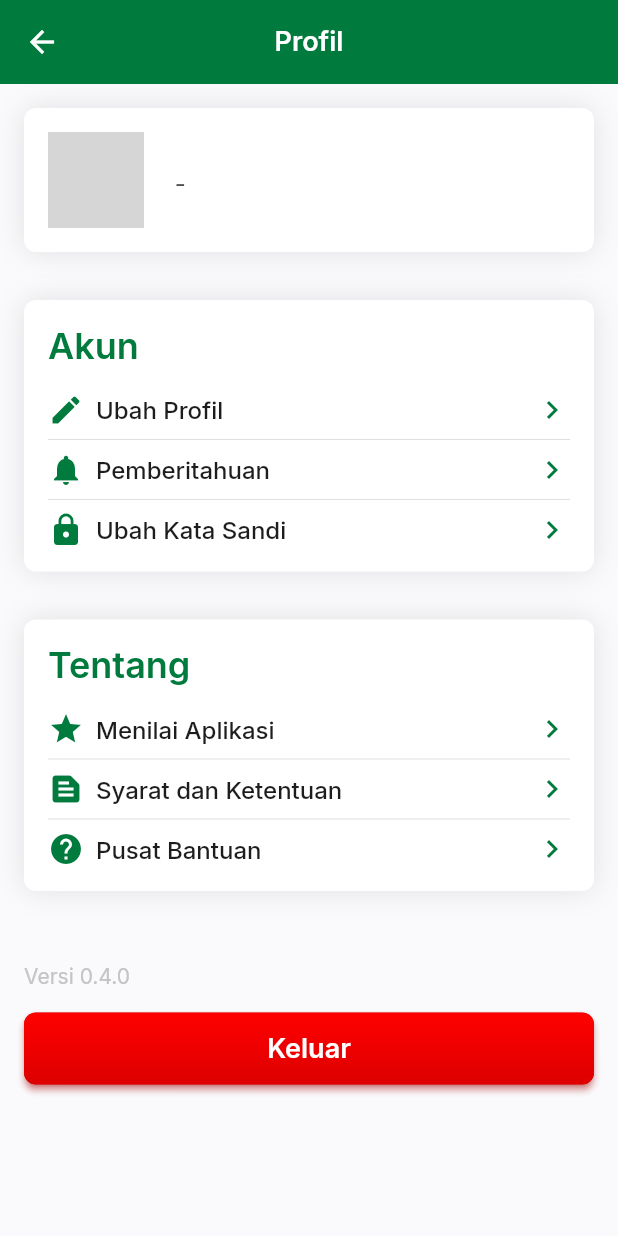
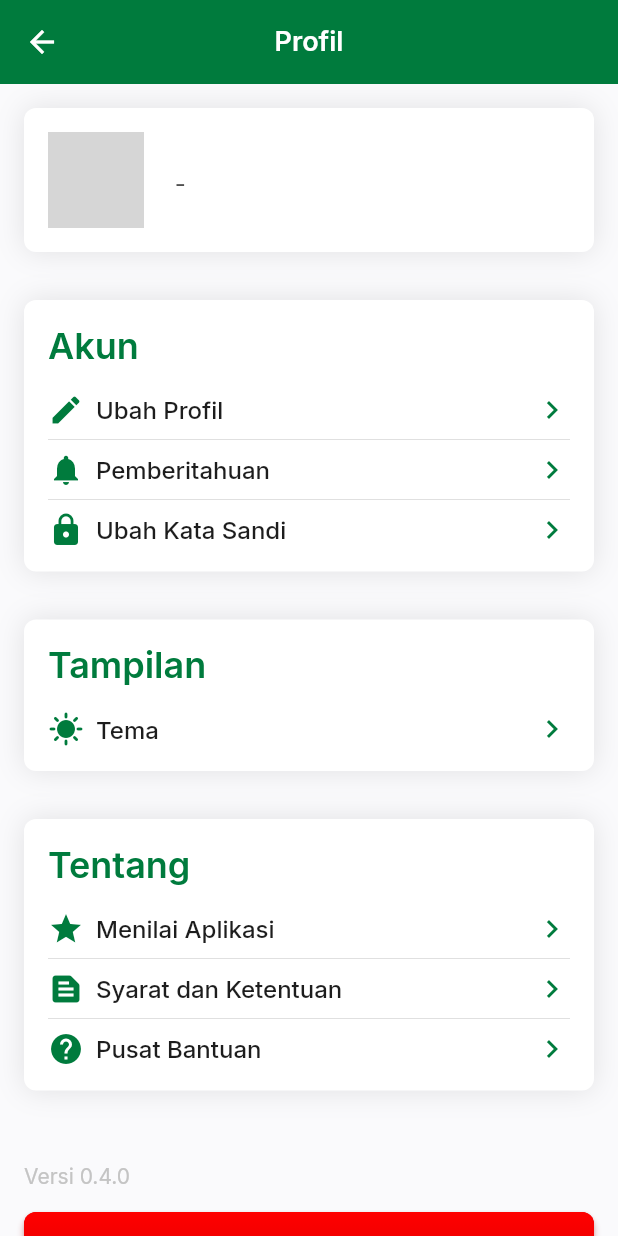
Before and after one commit to RidhaAF/prm_hmtif_unpas, a Flutter app: the ProfilePage screen opened by its route, on a phone screen of 412 x 824 dp. Run offline on Flutter 3.47's test engine with Material 2 defaults, Android fonts, the phone set to English and light mode, and no system bars; our stand-ins replace flutter_countdown_timer, google_fonts, package_info_plus, percent_indicator, pull_to_refresh, shared_preferences; accounts and stored records are empty; network calls fail; grey boxes are pictures that could not be loaded.

Commit message:
Add dark mode menu

```diff
--- a/lib/pages/home/profile_page.dart
+++ b/lib/pages/home/profile_page.dart
@@ -313,6 +313,44 @@ class _ProfilePageState extends State<ProfilePage> {
                 ],
               ),
             ),
+            // SizedBox(height: defaultMargin),
+            Container(
+              margin: EdgeInsets.symmetric(
+                horizontal: defaultMargin,
+                vertical: defaultMargin,
+              ),
+              padding: EdgeInsets.all(defaultMargin),
+              decoration: BoxDecoration(
+                borderRadius: BorderRadius.circular(defaultRadius),
+                color: backgroundColor1,
+                boxShadow: [
+                  primaryBoxShadow,
+                ],
+              ),
+              child: Column(
+                crossAxisAlignment: CrossAxisAlignment.start,
+                children: [
+                  sectionList('Tampilan'),
+                  SizedBox(height: defaultMargin),
+                  GestureDetector(
+                    onTap: () => ScaffoldMessenger.of(context).showSnackBar(
+                      SnackBar(
+                        backgroundColor: Colors.amber,
+                        content: Text(
+                          'Fitur sedang dalam pengembangan 🔨',
+                          style: GoogleFonts.inter(
+                            color: blackColor,
+                            fontSize: 16,
+                          ),
+                          textAlign: TextAlign.center,
+                        ),
+                      ),
+                    ),
+                    child: menuList(Icons.sunny, 'Tema', false),
+                  ),
+                ],
+              ),
+            ),
             SizedBox(height: defaultMargin),
             Container(
               margin: EdgeInsets.symmetric(horizontal: defaultMargin),
```
